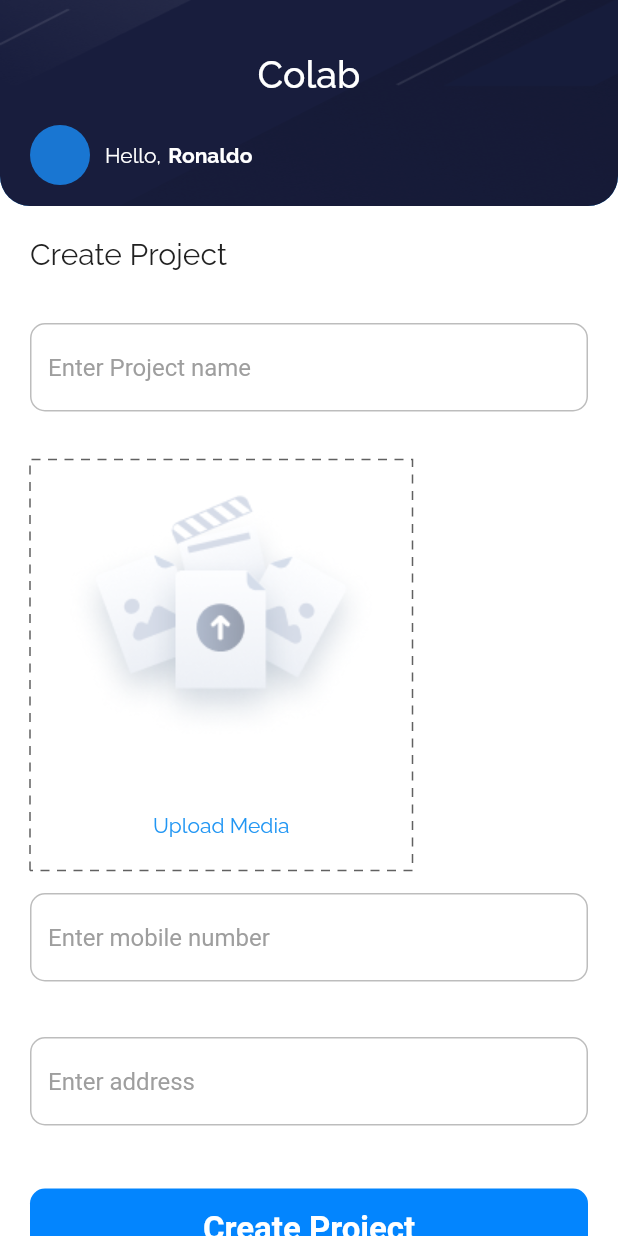
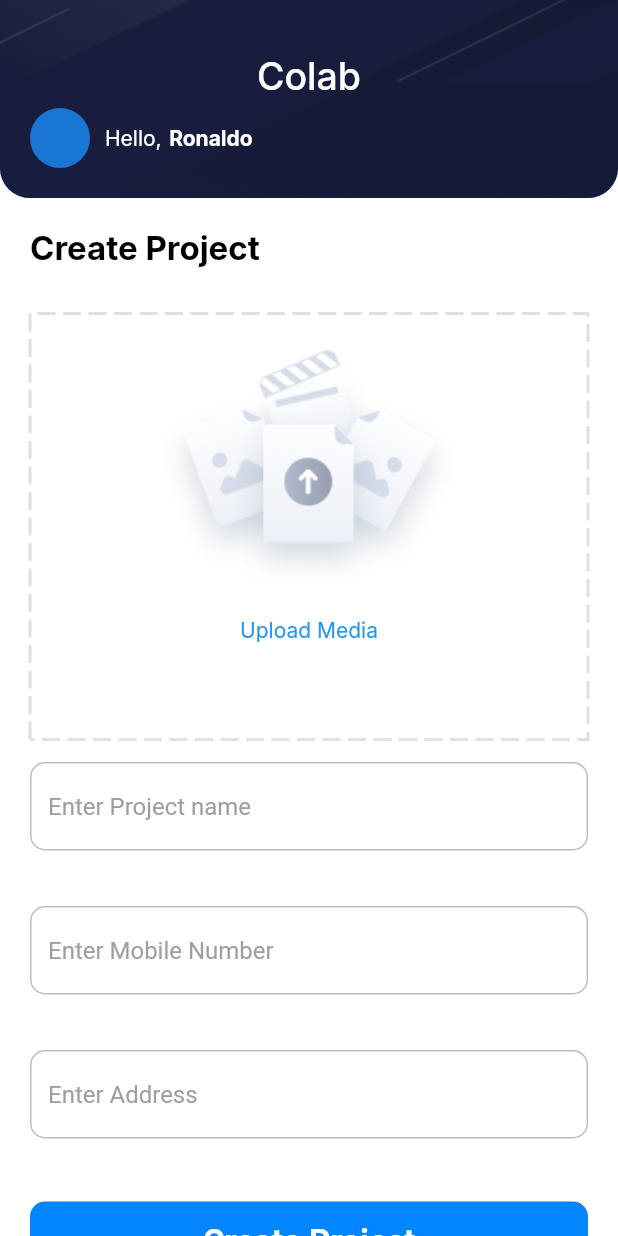
Before and after one commit to meetjanani/colab_ezzyfy_solutions, a Flutter app: the HomeDashboardPage screen opened by its route, after a tap on "Create Project", on a phone screen of 412 x 824 dp. Run offline on Flutter 3.47's test engine with Material 2 defaults, Android fonts, the light colour scheme and no system bars; drawn by our look-alikes of dotted_border; our stand-ins replace cloud_firestore, connectivity_plus, dio, equatable, file_picker, firebase_auth and 11 more; missing offline and left inert: dart:ffi; accounts and stored records are empty; Roboto replaces fonts that are missing (futur).

Commit message:
Create Project File upload and save data into dabase. Create Project UI screen update

```diff
--- a/lib/binding/Auth/login_bindiing.dart
+++ b/lib/binding/Auth/login_bindiing.dart
@@ -10,7 +10,7 @@ class LoginBinding extends Bindings {
   void dependencies() {
     Get.lazyPut(() => LoginController());
     Get.lazyPut(() => RegisterController());
-    Get.lazyPut(() => FirebaseAuthController());
+    Get.lazyPut(() => FirebaseAuthController(Get.find()));
   }
 
 }
--- a/lib/binding/Auth/register_binding.dart
+++ b/lib/binding/Auth/register_binding.dart
@@ -8,7 +8,7 @@ class RegisterBinding extends Bindings {
   @override
   void dependencies() {
     Get.lazyPut(() => RegisterController());
-    Get.lazyPut(() => FirebaseAuthController());
+    Get.lazyPut(() => FirebaseAuthController(Get.find()));
   }
 
 }
--- a/lib/binding/create_project_binding.dart
+++ b/lib/binding/create_project_binding.dart
@@ -1,11 +1,20 @@
 import 'package:colab_ezzyfy_solutions/controller/create_project_controller.dart';
 import 'package:get/get.dart';
+
+import '../firebase_operation/firebase_auth_controller.dart';
+import '../firebase_operation/firebase_storage_controller.dart';
+import '../firebase_operation/supabase_setup_controller.dart';
+import '../shared/get_storage_repository.dart';
 
 class CreateProjectBinding extends Bindings {
   @override
   void dependencies() {
     // TODO: implement dependencies
-    Get.lazyPut(() => CreateProjectController());
+    Get.lazyPut(() => CreateProjectController(Get.find()));
+    Get.lazyPut(() => FirebaseStorageController());
+    Get.lazyPut(() => FirebaseAuthController(Get.find()));
+    Get.lazyPut(() => SupabaseSetupController());
+    Get.lazyPut(() => GetStorageRepository(Get.find()));
   }
 
 }
--- a/lib/binding/home_dashboard_bindiing.dart
+++ b/lib/binding/home_dashboard_bindiing.dart
@@ -11,7 +11,7 @@ class HomeDashboardBinding extends Bindings {
   @override
   void dependencies() {
     Get.lazyPut(() => HomeDashboardController());
-    Get.lazyPut(() => FirebaseAuthController());
+    Get.lazyPut(() => FirebaseAuthController(Get.find()));
     Get.lazyPut(() => FirebaseStorageController());
     Get.lazyPut(() => SupabaseSetupController());
   }
--- a/lib/binding/splash_binding.dart
+++ b/lib/binding/splash_binding.dart
@@ -11,7 +11,7 @@ class SplashBinding extends Bindings {
   @override
   void dependencies() {
     Get.lazyPut(() => SplashController(Get.find()));
-    Get.lazyPut(() => FirebaseAuthController());
+    Get.lazyPut(() => FirebaseAuthController(Get.find()));
     Get.lazyPut(() => DatabaseSchema());
 
   }
--- a/lib/firebase_operation/firebase_storage_controller.dart
+++ b/lib/firebase_operation/firebase_storage_controller.dart
@@ -8,7 +8,7 @@ class FirebaseStorageController extends GetxController {
   static FirebaseStorageController get to => Get.find();
 
   Future<String> uploadFile(File file, String fileName) async {
-    var fileRef = DatabaseSchema.teamRef.child(fileName);
+    var fileRef = DatabaseSchema.projectRef.child(fileName);
     await fileRef.putFile(file);
     return await fileRef.getDownloadURL();
   }
--- a/lib/resource/constant.dart
+++ b/lib/resource/constant.dart
@@ -3,3 +3,4 @@ import 'hex_colors.dart';
 
 Color pinkButtonColor = HexColor("0385FE");
 Color darkVioletColor = HexColor("161A37");
+Color uploadImageDottedBorderColor = HexColor("E0E0E0");
--- a/lib/resource/database_schema.dart
+++ b/lib/resource/database_schema.dart
@@ -23,5 +23,5 @@ class DatabaseSchema extends GetxController {
   // Firebase Storage
   static FirebaseStorage firebaseStorage = FirebaseStorage.instance;
   static Reference firebaseStorageRef = firebaseStorage.ref();
-  static Reference teamRef = firebaseStorage.ref().child('teams');
+  static Reference projectRef = firebaseStorage.ref().child('projects');
 }
--- a/lib/shared/get_storage_repository.dart
+++ b/lib/shared/get_storage_repository.dart
@@ -3,12 +3,14 @@ Developer: Lakhani kamlesh
 Create Date: 20-11-21 3:41
 */
 
+import 'package:get/get.dart';
 import 'package:get_storage/get_storage.dart';
 
 import '../resource/session_string.dart';
 import 'get_storage_provider.dart';
 
 class GetStorageRepository implements GetStorageProvider {
+  static GetStorageRepository get  to => Get.find();
 
   static const token = "token";
 
--- a/lib/ui/pages/home_dashboard/create_project_page.dart
+++ b/lib/ui/pages/home_dashboard/create_project_page.dart
@@ -1,3 +1,5 @@
+import 'dart:io';
+
 import 'package:colab_ezzyfy_solutions/controller/create_project_controller.dart';
 import 'package:colab_ezzyfy_solutions/resource/extensions.dart';
 import 'package:colab_ezzyfy_solutions/resource/image.dart';
@@ -6,20 +8,22 @@ import 'package:dotted_border/dotted_border.dart';
 import 'package:flutter/material.dart';
 import 'package:get/get.dart';
 
+import '../../../resource/constant.dart';
+
 class CreateProjectPage extends GetView<CreateProjectController> {
   const CreateProjectPage({Key? key}) : super(key: key);
 
   @override
   Widget build(BuildContext context) {
-    return SafeArea(
-      child: Scaffold(
+    return Scaffold(
       backgroundColor: Colors.white,
       body: SingleChildScrollView(
+        child: Form(
+          key: controller.formKey,
           child: Column(
             crossAxisAlignment: CrossAxisAlignment.start,
             children: [
               Container(
-                height: Get.height / 6,
                 width: Get.width,
                 decoration: BoxDecoration(
                     image: DecorationImage(
@@ -32,76 +36,136 @@ class CreateProjectPage extends GetView<CreateProjectController> {
                   crossAxisAlignment: CrossAxisAlignment.center,
                   children: [
                     SizedBox(
-                      height: Get.width / 12,
+                      height: 36,
                     ),
                     text('Colab', Colors.white, 25, FontWeight.w500),
                     SizedBox(
-                      height: 20,
+                      height: 6,
                     ),
                     Row(
                       children: [
-                        SizedBox(width: 20,),
+                        SizedBox(
+                          width: 20,
+                        ),
                         CircleAvatar(),
-                        SizedBox(width: 10,),
+                        SizedBox(
+                          width: 10,
+                        ),
                         text('Hello,', Colors.white, 14, FontWeight.normal),
-                        SizedBox(width: 5,),
+                        SizedBox(
+                          width: 5,
+                        ),
                         text('Ronaldo', Colors.white, 14, FontWeight.bold),
                       ],
-                    )
-
+                    ),
+                    SizedBox(
+                      height: 20,
+                    ),
                   ],
                 ),
               ),
-              SizedBox(height: 20,),
+              SizedBox(
+                height: 20,
+              ),
               Padding(
-                padding: const EdgeInsets.fromLTRB(20,0,20,20),
-                child: text('Create Project', Colors.grey.shade900, 20, FontWeight.normal),
+                padding: const EdgeInsets.fromLTRB(20, 0, 20, 20),
+                child: text('Create Project', Colors.black, 22,
+                    FontWeight.bold),
               ),
-              SizedBox(height: 10,),
-              Padding(padding: const EdgeInsets.fromLTRB(20,0,20,20),
-              child:  inputField(
-                  hintText: 'Enter Project name'
+              SizedBox(
+                height: 10,
               ),
-              ),
-              SizedBox(height: 10,),
-              Padding(
-                padding: const EdgeInsets.fromLTRB(20,0,20,0),
+              InkWell(
+                onTap: controller.selectPhoto,
+                child: Padding(
+                  padding: EdgeInsets.fromLTRB(20, 0, 20, 0),
                   child: DottedBorder(
-                  color: Colors.grey.shade700,
+                    color: uploadImageDottedBorderColor,
                     borderType: BorderType.RRect,
-                  dashPattern: [6,5],
+                    dashPattern: [12, 5],
+                    strokeWidth: 2,
                     child: Padding(
                       padding: const EdgeInsets.all(20.0),
+                      child: Obx(
+                        () => Container(
+                          width: Get.width,
+                          height: 240,
                           child: Column(
                             children: [
+                              if (controller
+                                      .selectedPhotoList?.firstOrNull?.path !=
+                                  null)
+                                Image.file(File(controller.selectedPhotoList.firstOrNull?.path ??
+                                    ""),
+                                height: 200,
+                                width: Get.width,
+                                fit: BoxFit.fitWidth,)
+                              else
                                 Image.asset(upload),
-                        SizedBox(height: 50,),
-                        text('Upload Media', Colors.blue, 14, FontWeight.normal)
+                              SizedBox(
+                                height: 16,
+                              ),
+                              text('Upload Media', Colors.blue, 14,
+                                  FontWeight.normal)
                             ],
                           ),
                         ),
                       ),
                     ),
-              SizedBox(height: 10,),
-              Padding(padding: const EdgeInsets.fromLTRB(20,0,20,20),
-                child:  inputField(
-                    hintText: 'Enter mobile number'
                   ),
                 ),
-
-              SizedBox(height: 10,),
-              Padding(padding: const EdgeInsets.fromLTRB(20,0,20,20),
-                child:  inputField(
-                    hintText: 'Enter address'
               ),
+              SizedBox(
+                height: 10,
               ),
-
-              SizedBox(height: 20,),
               Padding(
-                padding: const EdgeInsets.fromLTRB(20,0,20,0),
-                child: greenButton('Create Project', (){}),
+                padding: const EdgeInsets.fromLTRB(20, 0, 20, 20),
+                child: inputField(
+                    hintText: 'Enter Project name',
+                    controller: controller.projectName,
+                    keyboardType: TextInputType.name,
+                    validation: (value) {
+                      return value?.projectNameValidation();
+                    }),
               ),
-              SizedBox(height: 20,),
+              SizedBox(
+                height: 10,
+              ),
+              Padding(
+                padding: const EdgeInsets.fromLTRB(20, 0, 20, 20),
+                child: inputField(
+                    hintText: 'Enter Mobile Number',
+                    controller: controller.mobileNumber,
+                    keyboardType: TextInputType.number,
+                    validation: (value) {
+                      return value?.validateMobile();
+                    }),
+              ),
+              SizedBox(
+                height: 10,
+              ),
+              Padding(
+                padding: const EdgeInsets.fromLTRB(20, 0, 20, 20),
+                child: inputField(
+                    hintText: 'Enter Address',
+                    controller: controller.address,
+                    keyboardType: TextInputType.name,
+                    validation: (value) {
+                      return value?.projectNameValidation();
+                    }),
+              ),
+              SizedBox(
+                height: 20,
+              ),
+              Padding(
+                padding: const EdgeInsets.fromLTRB(20, 0, 20, 0),
+                child: greenButton('Create Project', () {
+                  controller.createProject();
+                }),
+              ),
+              SizedBox(
+                height: 20,
+              ),
             ],
           ),
         ),
--- a/lib/ui/pages/home_dashboard/home_dashboard_page.dart
+++ b/lib/ui/pages/home_dashboard/home_dashboard_page.dart
@@ -25,10 +25,9 @@ class HomeDashboardPage extends GetView<HomeDashboardController> {
                     ),
                     InkWell(
                       child: text(
-                          'Add file', Colors.black, 20, FontWeight.w700),
-                      onTap: controller.uploadFile,
-                      onLongPress: () {
-                        controller.firebaseAuthController.signOutUser(navigateUser: true);
+                          'Create Project', Colors.black, 20, FontWeight.w700),
+                      onTap: (){
+                        Get.toNamed(AppRoute.createProject);
                       },
                     ),
                     SizedBox(
@@ -36,9 +35,9 @@ class HomeDashboardPage extends GetView<HomeDashboardController> {
                     ),
                     InkWell(
                       child: text(
-                          'Create Project', Colors.black, 20, FontWeight.w700),
+                          'Logout', Colors.black, 20, FontWeight.w700),
                       onTap: (){
-                        Get.toNamed(AppRoute.createProject);
+                        controller.firebaseAuthController.signOutUser(navigateUser: true);
                       },
                     ),
                   ],
--- a/lib/ui/widget/all_widget.dart
+++ b/lib/ui/widget/all_widget.dart
@@ -14,7 +14,7 @@ Widget imageWidget(String image) {
 
 Widget text(String text,Color color,double fontsize,FontWeight fontWeight){
   return Text(text,
-    style: GoogleFonts.raleway(
+    style: GoogleFonts.inter(
       textStyle: TextStyle(
         color: color,
         fontSize: fontsize,
@@ -26,7 +26,7 @@ Widget text(String text,Color color,double fontsize,FontWeight fontWeight){
 
 Widget textMore(String text,Color color,double fontsize,FontWeight fontWeight,int maxLines){
   return Text(text,
-    style: GoogleFonts.raleway(
+    style: GoogleFonts.inter(
       textStyle: TextStyle(
         color: color,
         fontSize: fontsize,
```
Also changed, not shown: lib/controller/Auth/register_controller.dart (+20 -0 lines), lib/controller/create_project_controller.dart (+96 -0 lines), lib/controller/home_dashboard_controller.dart (+0 -50 lines), lib/firebase_operation/firebase_auth_controller.dart (+7 -6 lines), lib/resource/extensions.dart (+2 -44 lines), lib/ui/pages/Auth/otp_bottomsheet.dart (+16 -6 lines). Lines whose indentation alone changed are shown as unchanged.
